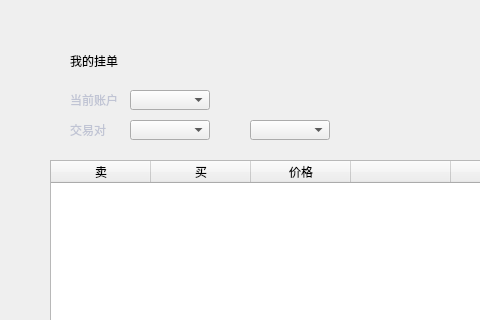
Old version of the form exchange/myexchangecontractpage.ui in the repository HcashOrg/hx-indicator; both pictures show x 0 to 480 and y 0 to 320 of the 770 by 530 pixel window.
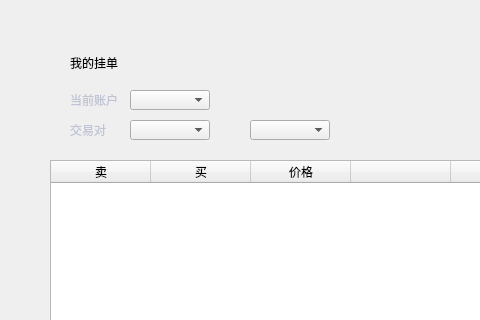
New version of the form. Icons and pictures are not drawn.

Patch:
```diff
--- a/exchange/myexchangecontractpage.ui
+++ b/exchange/myexchangecontractpage.ui
@@ -105,8 +105,8 @@
     <rect>
      <x>70</x>
      <y>50</y>
-     <width>91</width>
-     <height>22</height>
+     <width>200</width>
+     <height>26</height>
     </rect>
    </property>
    <property name="styleSheet">
```
